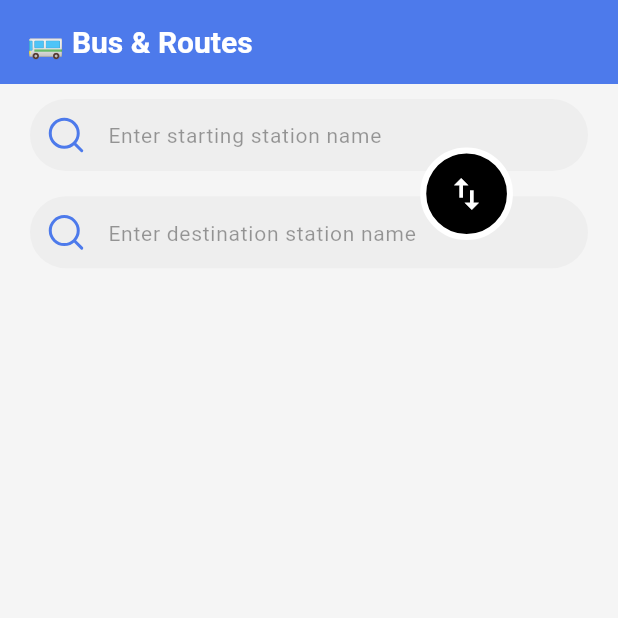
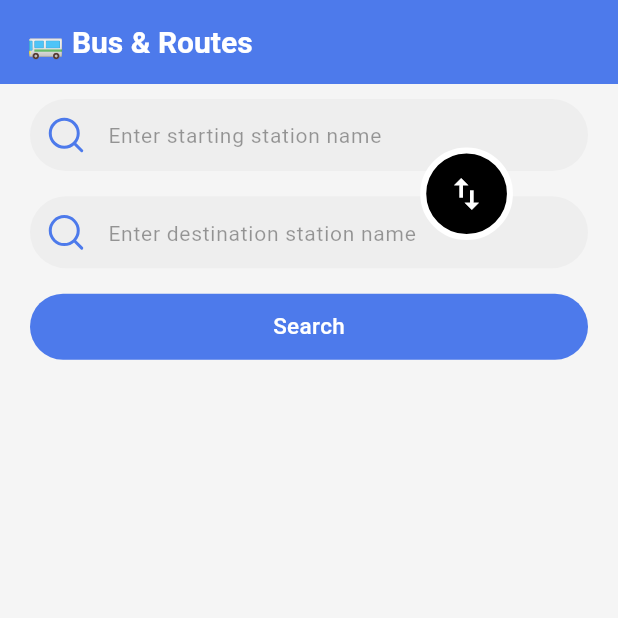
Before and after one commit to royalcourtbd/dhaka_bus, a Flutter app: the screen it shows after launch, on a phone screen of 412 x 824 dp, the top half of it. Run offline on Flutter 3.47's test engine with Material 3 defaults, Android fonts, the phone set to English and light mode, and no system bars; our stand-ins replace cloud_firestore, device_info_plus, drift, equatable, firebase_analytics, firebase_core and 14 more; missing offline and left inert: talker_logger; accounts and stored records are empty; Roboto replaces fonts that are missing (Poppins).

Commit message:
Add search button to SearchSection widget
Introduced a SubmitButton labeled 'Search' to the SearchSection widget, allowing users to initiate a search action. The button uses the primary theme color and is placed after the destination input field.

```diff
--- a/lib/features/bus_management/presentation/widgets/search_section.dart
+++ b/lib/features/bus_management/presentation/widgets/search_section.dart
@@ -2,6 +2,7 @@ import 'package:dhaka_bus/core/external_libs/user_input_field/src/user_input_fie
 import 'package:dhaka_bus/core/static/svg_path.dart';
 import 'package:dhaka_bus/core/static/ui_const.dart';
 import 'package:dhaka_bus/features/bus_management/bus_management_export.dart';
+import 'package:dhaka_bus/shared/components/submit_button.dart';
 import 'package:flutter/material.dart';
 
 class SearchSection extends StatelessWidget {
@@ -38,6 +39,15 @@ class SearchSection extends StatelessWidget {
                   textEditingController:
                       busPresenter.destinationStationNameController,
                 ),
+
+                gapH16,
+                SubmitButton(
+                  title: 'Search',
+                  buttonColor: Theme.of(context).primaryColor,
+                  textColor: Colors.white,
+                  theme: Theme.of(context),
+                  onTap: () {},
+                ),
               ],
             ),
           ),
```
